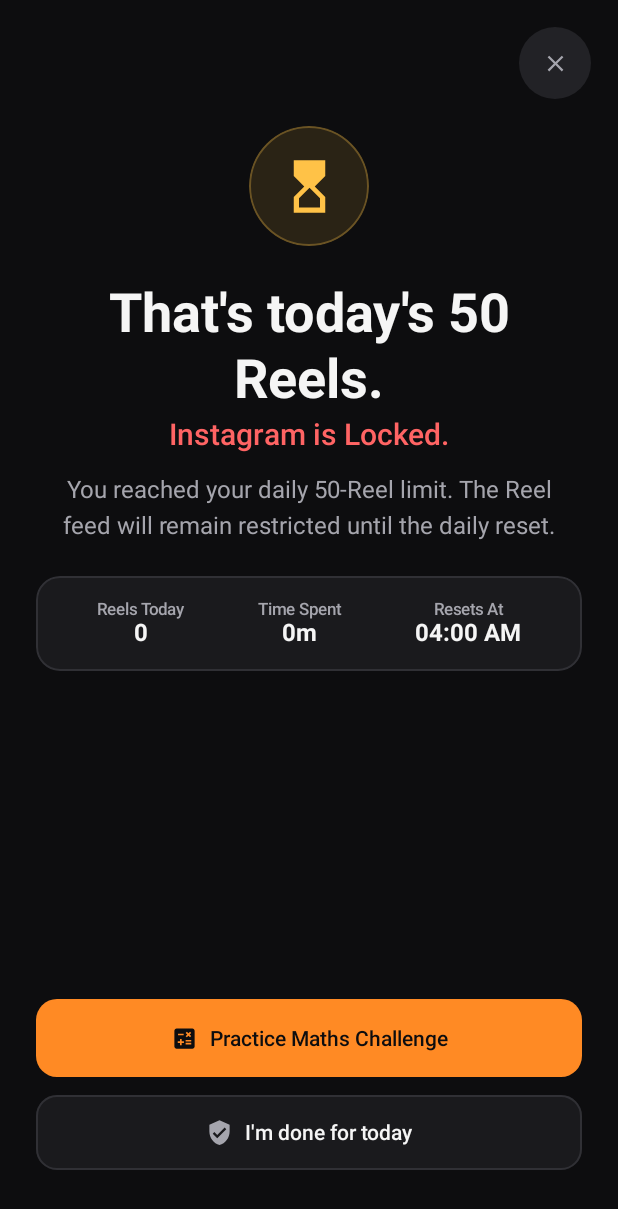
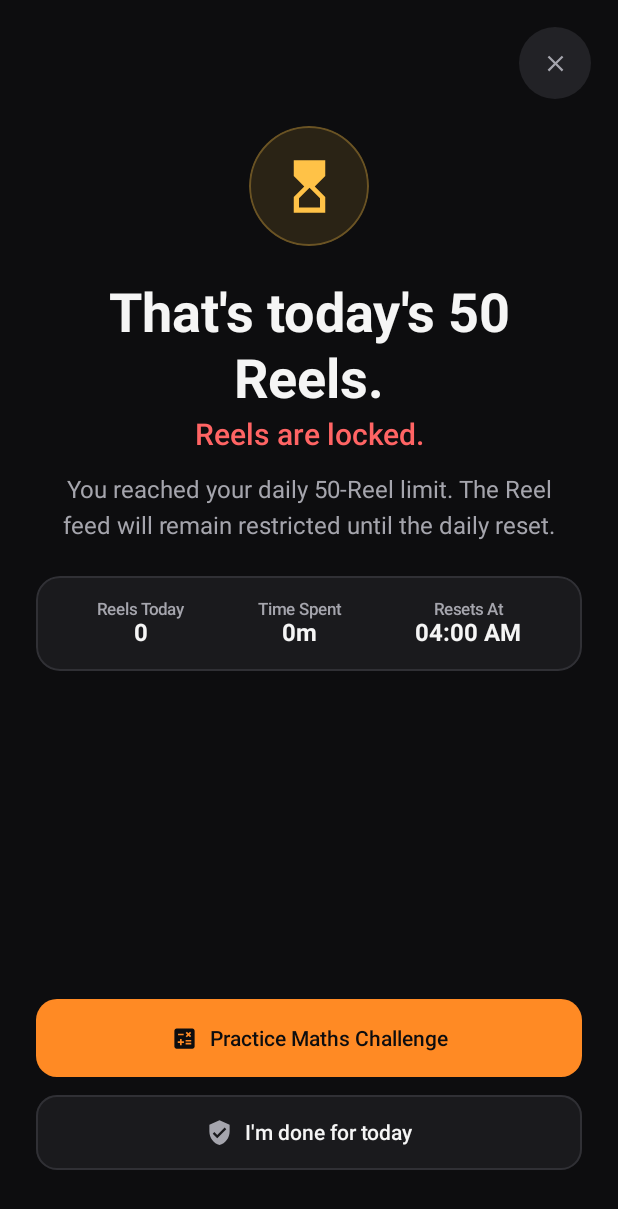
Before and after one commit to NIKHILSINGLAT/ScrollBattle, an Android app built with Jetpack Compose: the composable LimitReachedScreen shown on its own in the app's theme, on a phone screen of 412 x 824 dp. Shown: the top 1209 px of the screen. Run offline under Robolectric (Android 15) with nearby library versions, the phone set to English and light mode, and no system bars; our stand-ins replace Navigation 3.

Commit message:
ui: describe feed restriction accurately

```diff
--- a/app/src/main/java/com/scrollbattle/ui/screens/LimitReachedScreen.kt
+++ b/app/src/main/java/com/scrollbattle/ui/screens/LimitReachedScreen.kt
@@ -90,7 +90,7 @@ fun LimitReachedScreen(
                 )
 
                 Text(
-                    text = "Instagram is Locked.",
+                    text = "Reels are locked.",
                     style = MaterialTheme.typography.headlineSmall,
                     color = CriticalRed,
                     fontWeight = FontWeight.SemiBold,
```
